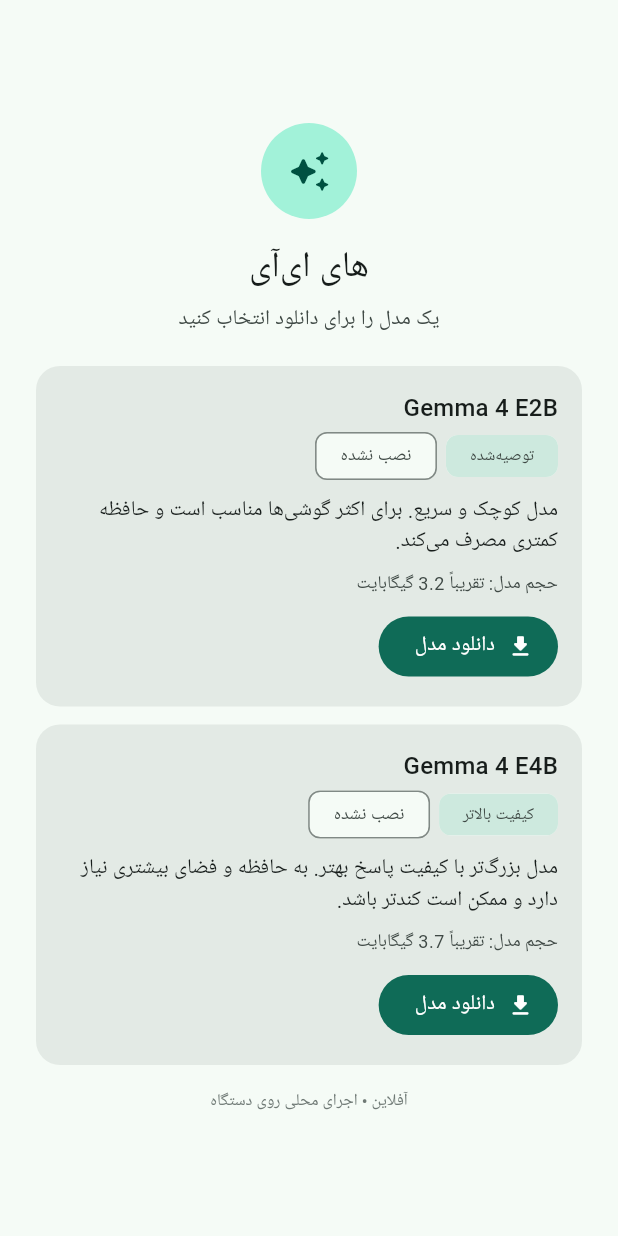
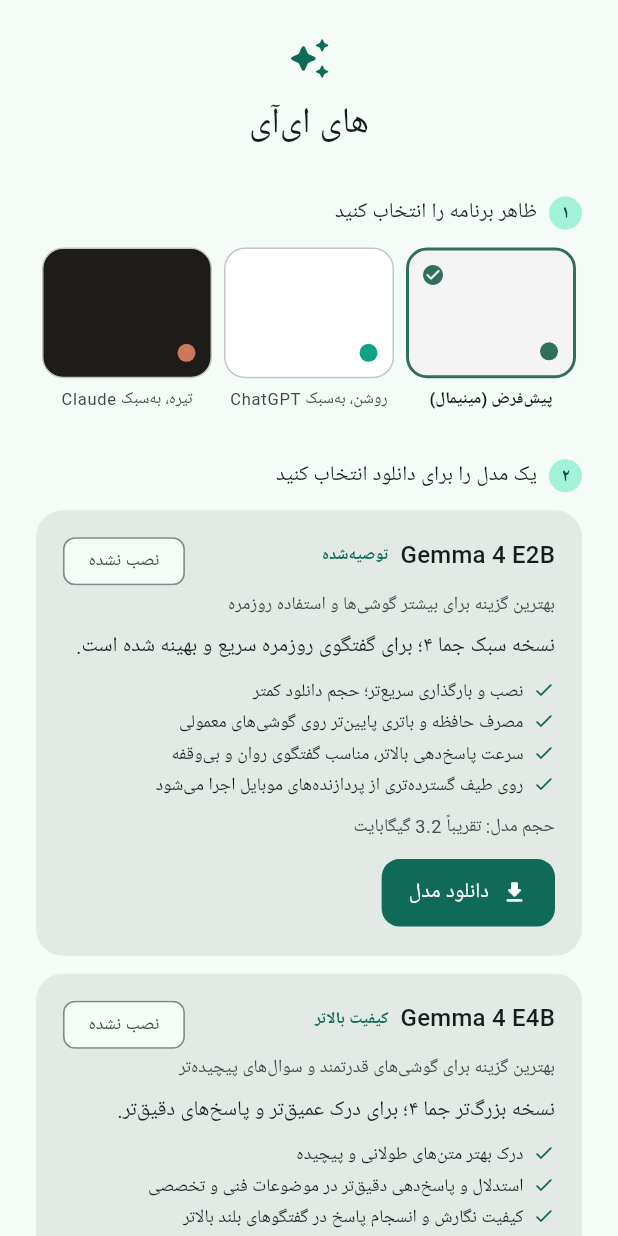
Before and after one commit to sahandse/High-Ai, a Flutter app: the screen it shows after launch, on a phone screen of 412 x 824 dp. Run offline on Flutter 3.47's test engine with Material 3 defaults, Android fonts, the phone set to English and light mode, and no system bars; our stand-ins replace dio, drift, drift_flutter, flutter_highlight, flutter_markdown_plus, flutter_riverpod and 2 more; missing offline and left inert: disk_space_plus; accounts and stored records are empty; generated files the repository leaves out were written again.

Commit message:
polish: calmer/more professional UI, richer model descriptions, theme-first onboarding
- Global button/appbar/divider theming moved off Material 3's default
  full-stadium buttons to a single moderate corner radius, used
  everywhere via FilledButton/OutlinedButton/TextButton/SegmentedButton
  themes — reads calmer and closer to the reference apps without
  cloning them.
- Settings screen grouped into a few quiet card sections instead of a
  flat list; generation settings (temperature/topK/topP/max tokens)
  moved into a collapsed "advanced" section so the main screen isn't a
  wall of sliders.
- ModelDefinition gained idealFor + advantages fields; both catalog
  models now carry an honest, concrete bullet list of trade-offs
  (speed/battery vs. quality/reasoning) instead of one generic
  sentence, shown directly on each model's card.
- Extracted the theme-preset swatch picker into a shared
  ThemePresetPicker widget and moved it to the top of the first-run
  setup screen as step 1 (before picking a model), so the user's look
  is decided before anything else — reused as-is in Settings.

```diff
--- a/lib/core/strings.dart
+++ b/lib/core/strings.dart
@@ -59,6 +59,7 @@ abstract final class Strings {
   static const invalidSettings = 'مقدار وارد شده نامعتبر است';
 
   // Models
+  static const pickThemeFirst = 'ظاهر برنامه را انتخاب کنید';
   static const chooseModel = 'یک مدل را برای دانلود انتخاب کنید';
   static const modelStatusNotInstalled = 'نصب نشده';
   static const modelStatusDownloading = 'در حال دانلود';
--- a/lib/features/models/widgets/model_card.dart
+++ b/lib/features/models/widgets/model_card.dart
@@ -10,9 +10,9 @@ import 'model_status_widgets.dart';
 /// One model's card in the picker — used by both the first-run onboarding
 /// gate and the Settings ▸ Models screen so the two never drift apart.
 ///
-/// Kept deliberately minimal (a title row, one line of description, a
-/// capability check, and the actions for whatever state the model is in)
-/// rather than a dense info-dump, per the "graphical but minimal" brief.
+/// A calm, minimal surface (no heavy chips or borders) that leads with the
+/// name and who the model suits, then a short, honest list of concrete
+/// advantages, then whatever action the model's current state calls for.
 class ModelCard extends ConsumerWidget {
   const ModelCard({super.key, required this.model, this.showDeleteAction = false});
 
@@ -35,60 +35,79 @@ class ModelCard extends ConsumerWidget {
         (model.defaultVariant.approximateSizeBytes / 1e9).toStringAsFixed(1);
 
     return Container(
-      padding: const EdgeInsets.all(16),
+      padding: const EdgeInsets.all(18),
       decoration: BoxDecoration(
         color: colorScheme.surfaceContainerHigh,
-        borderRadius: BorderRadius.circular(16),
+        borderRadius: BorderRadius.circular(18),
         border: isActive ? Border.all(color: colorScheme.primary, width: 1.5) : null,
       ),
       child: Column(
         crossAxisAlignment: CrossAxisAlignment.start,
         children: [
           Row(
+            crossAxisAlignment: CrossAxisAlignment.start,
             children: [
               Expanded(
+                child: Row(
+                  children: [
+                    Flexible(
                       child: Text(
                         model.displayName,
                         style: Theme.of(context).textTheme.titleMedium,
+                        overflow: TextOverflow.ellipsis,
                       ),
                     ),
-              if (isActive)
-                Padding(
-                  padding: const EdgeInsetsDirectional.only(start: 6),
-                  child: Icon(
-                    Icons.check_circle_rounded,
-                    size: 18,
+                    const SizedBox(width: 8),
+                    Text(
+                      model.badge,
+                      style: Theme.of(context).textTheme.labelSmall?.copyWith(
                         color: colorScheme.primary,
+                        fontWeight: FontWeight.w600,
                       ),
                     ),
+                    if (isActive) ...[
+                      const SizedBox(width: 6),
+                      Icon(Icons.check_circle_rounded, size: 16, color: colorScheme.primary),
+                    ],
                   ],
                 ),
-          const SizedBox(height: 4),
-          Wrap(
-            spacing: 6,
-            runSpacing: 6,
-            crossAxisAlignment: WrapCrossAlignment.center,
-            children: [
-              Chip(
-                label: Text(model.badge, style: const TextStyle(fontSize: 11)),
-                visualDensity: VisualDensity.compact,
-                materialTapTargetSize: MaterialTapTargetSize.shrinkWrap,
-                backgroundColor: colorScheme.secondaryContainer,
-                side: BorderSide.none,
               ),
               StatusChip(status: entry.status),
             ],
           ),
+          const SizedBox(height: 4),
+          Text(
+            model.idealFor,
+            style: Theme.of(
+              context,
+            ).textTheme.bodySmall?.copyWith(color: colorScheme.onSurfaceVariant),
+          ),
           const SizedBox(height: 10),
           Text(model.description, style: Theme.of(context).textTheme.bodyMedium),
-          const SizedBox(height: 8),
+          const SizedBox(height: 10),
+          ...model.advantages.map(
+            (advantage) => Padding(
+              padding: const EdgeInsets.only(bottom: 4),
+              child: Row(
+                crossAxisAlignment: CrossAxisAlignment.start,
+                children: [
+                  Icon(Icons.check_rounded, size: 15, color: colorScheme.primary),
+                  const SizedBox(width: 6),
+                  Expanded(
+                    child: Text(advantage, style: Theme.of(context).textTheme.bodySmall),
+                  ),
+                ],
+              ),
+            ),
+          ),
+          const SizedBox(height: 6),
           Text(
             '${Strings.modelSize}: تقریباً $sizeGb گیگابایت',
             style: Theme.of(
               context,
             ).textTheme.bodySmall?.copyWith(color: colorScheme.onSurfaceVariant),
           ),
-          const SizedBox(height: 10),
+          const SizedBox(height: 12),
           if (entry.status == ModelStatus.notInstalled ||
               entry.status == ModelStatus.paused)
             CapabilitySummary(modelId: model.id),
--- a/lib/features/onboarding/model_setup_screen.dart
+++ b/lib/features/onboarding/model_setup_screen.dart
@@ -1,25 +1,28 @@
 import 'package:flutter/material.dart';
+import 'package:flutter_riverpod/flutter_riverpod.dart';
 
 import '../../core/strings.dart';
 import '../../services/model_catalog.dart';
+import '../../services/settings_service.dart';
 import '../models/widgets/model_card.dart';
+import '../settings/widgets/theme_preset_picker.dart';
 
 /// First-run gate shown before the chat UI is reachable at all — mirrors
 /// Google AI Edge Gallery's "download a model before you can use the app"
 /// flow (see the Core Goal in the project brief). Rendered as a single
-/// minimal, centered, Persian/RTL screen listing every catalog model so the
-/// user picks and installs one themselves, rather than a multi-step wizard
-/// or a single hardcoded model.
+/// minimal, centered, Persian/RTL screen: pick a look, then pick and
+/// install a model, rather than a multi-step wizard.
 ///
 /// `HighAiApp` only mounts the router (and therefore the chat screen) once
 /// some model reaches `ModelStatus.loading` or `ModelStatus.loaded`; until
 /// then this screen owns the whole window.
-class ModelSetupScreen extends StatelessWidget {
+class ModelSetupScreen extends ConsumerWidget {
   const ModelSetupScreen({super.key});
 
   @override
-  Widget build(BuildContext context) {
+  Widget build(BuildContext context, WidgetRef ref) {
     final colorScheme = Theme.of(context).colorScheme;
+    final themePreset = ref.watch(themePresetProvider);
 
     return Scaffold(
       body: SafeArea(
@@ -31,36 +34,34 @@ class ModelSetupScreen extends StatelessWidget {
               child: Column(
                 mainAxisSize: MainAxisSize.min,
                 children: [
-                  Container(
-                    width: 64,
-                    height: 64,
-                    decoration: BoxDecoration(
-                      color: colorScheme.primaryContainer,
-                      shape: BoxShape.circle,
-                    ),
-                    child: Icon(
-                      Icons.auto_awesome_rounded,
-                      size: 30,
-                      color: colorScheme.onPrimaryContainer,
-                    ),
+                  Icon(Icons.auto_awesome_rounded, size: 30, color: colorScheme.primary),
+                  const SizedBox(height: 12),
+                  Text(Strings.appName, style: Theme.of(context).textTheme.headlineSmall),
+                  const SizedBox(height: 32),
+
+                  // Step 1 — appearance, decided before anything else so the
+                  // rest of setup (and the app) already looks the way the
+                  // user wants.
+                  _StepLabel(number: '۱', text: Strings.pickThemeFirst),
+                  const SizedBox(height: 12),
+                  ThemePresetPicker(
+                    selected: themePreset,
+                    onChanged: (preset) =>
+                        ref.read(themePresetProvider.notifier).setPreset(preset),
                   ),
-                  const SizedBox(height: 16),
-                  Text(Strings.appName, style: Theme.of(context).textTheme.headlineSmall),
-                  const SizedBox(height: 8),
-                  Text(
-                    Strings.chooseModel,
-                    textAlign: TextAlign.center,
-                    style: Theme.of(context).textTheme.bodyMedium?.copyWith(
-                      color: colorScheme.onSurfaceVariant,
-                    ),
-                  ),
-                  const SizedBox(height: 20),
+
+                  const SizedBox(height: 32),
+
+                  // Step 2 — pick and install a model.
+                  _StepLabel(number: '۲', text: Strings.chooseModel),
+                  const SizedBox(height: 12),
                   ...ModelCatalog.all.map(
                     (model) => Padding(
                       padding: const EdgeInsets.only(bottom: 12),
                       child: ModelCard(model: model),
                     ),
                   ),
+
                   const SizedBox(height: 4),
                   Text(
                     Strings.offlineIndicator,
@@ -77,3 +78,42 @@ class ModelSetupScreen extends StatelessWidget {
     );
   }
 }
+
+class _StepLabel extends StatelessWidget {
+  const _StepLabel({required this.number, required this.text});
+
+  final String number;
+  final String text;
+
+  @override
+  Widget build(BuildContext context) {
+    final colorScheme = Theme.of(context).colorScheme;
+    return Row(
+      children: [
+        Container(
+          width: 22,
+          height: 22,
+          alignment: Alignment.center,
+          decoration: BoxDecoration(color: colorScheme.primaryContainer, shape: BoxShape.circle),
+          child: Text(
+            number,
+            style: TextStyle(
+              fontSize: 12,
+              fontWeight: FontWeight.w600,
+              color: colorScheme.onPrimaryContainer,
+            ),
+          ),
+        ),
+        const SizedBox(width: 8),
+        Expanded(
+          child: Text(
+            text,
+            style: Theme.of(
+              context,
+            ).textTheme.bodyMedium?.copyWith(fontWeight: FontWeight.w500),
+          ),
+        ),
+      ],
+    );
+  }
+}
--- /dev/null
+++ b/lib/features/settings/widgets/theme_preset_picker.dart
@@ -0,0 +1,124 @@
+import 'package:flutter/material.dart';
+
+import '../../../app/theme.dart';
+import '../../../core/strings.dart';
+
+/// Minimal theme-swatch picker — each option is just its own background
+/// color with a small accent dot and a label, so the swatch itself is the
+/// preview instead of a separate decorative icon. Shared by the first-run
+/// setup screen and Settings ▸ Appearance.
+class ThemePresetPicker extends StatelessWidget {
+  const ThemePresetPicker({required this.selected, required this.onChanged, super.key});
+
+  final ThemePreset selected;
+  final ValueChanged<ThemePreset> onChanged;
+
+  static const _options = [
+    (ThemePreset.classic, Strings.themePresetClassic, Color(0xFF2F6F5E), Color(0xFFF4F4F5)),
+    (
+      ThemePreset.chatgptLight,
+      Strings.themePresetChatgptLight,
+      Color(0xFF10A37F),
+      Color(0xFFFFFFFF),
+    ),
+    (
+      ThemePreset.claudeDark,
+      Strings.themePresetClaudeDark,
+      Color(0xFFCC785C),
+      Color(0xFF1F1B18),
+    ),
+  ];
+
+  @override
+  Widget build(BuildContext context) {
+    return Row(
+      children: _options
+          .map(
+            (option) => Expanded(
+              child: Padding(
+                padding: const EdgeInsets.symmetric(horizontal: 4),
+                child: _Swatch(
+                  accent: option.$3,
+                  background: option.$4,
+                  label: option.$2,
+                  selected: option.$1 == selected,
+                  onTap: () => onChanged(option.$1),
+                ),
+              ),
+            ),
+          )
+          .toList(),
+    );
+  }
+}
+
+class _Swatch extends StatelessWidget {
+  const _Swatch({
+    required this.accent,
+    required this.background,
+    required this.label,
+    required this.selected,
+    required this.onTap,
+  });
+
+  final Color accent;
+  final Color background;
+  final String label;
+  final bool selected;
+  final VoidCallback onTap;
+
+  @override
+  Widget build(BuildContext context) {
+    final outline = Theme.of(context).colorScheme.outlineVariant;
+    return InkWell(
+      borderRadius: BorderRadius.circular(14),
+      onTap: onTap,
+      child: Column(
+        children: [
+          AspectRatio(
+            aspectRatio: 1.3,
+            child: Container(
+              decoration: BoxDecoration(
+                color: background,
+                borderRadius: BorderRadius.circular(14),
+                border: Border.all(color: selected ? accent : outline, width: selected ? 2 : 1),
+              ),
+              child: Stack(
+                children: [
+                  Positioned(
+                    right: 10,
+                    bottom: 10,
+                    child: Container(
+                      width: 12,
+                      height: 12,
+                      decoration: BoxDecoration(color: accent, shape: BoxShape.circle),
+                    ),
+                  ),
+                  if (selected)
+                    Positioned(
+                      left: 8,
+                      top: 8,
+                      child: Icon(Icons.check_circle_rounded, size: 16, color: accent),
+                    ),
+                ],
+              ),
+            ),
+          ),
+          const SizedBox(height: 6),
+          Text(
+            label,
+            textAlign: TextAlign.center,
+            maxLines: 1,
+            overflow: TextOverflow.ellipsis,
+            style: Theme.of(context).textTheme.labelSmall?.copyWith(
+              color: selected
+                  ? Theme.of(context).colorScheme.onSurface
+                  : Theme.of(context).colorScheme.onSurfaceVariant,
+              fontWeight: selected ? FontWeight.w600 : FontWeight.normal,
+            ),
+          ),
+        ],
+      ),
+    );
+  }
+}
--- a/lib/services/model_catalog.dart
+++ b/lib/services/model_catalog.dart
@@ -19,6 +19,8 @@ class ModelDefinition {
     required this.id,
     required this.displayName,
     required this.description,
+    required this.idealFor,
+    required this.advantages,
     required this.badge,
     required this.contextLength,
     required this.variants,
@@ -29,8 +31,14 @@ class ModelDefinition {
 
   final String displayName;
 
-  /// Short Persian description shown in the model picker.
+  /// One-line Persian summary shown right under the model name.
   final String description;
+
+  /// A short "بهترین گزینه برای..." line — who this model suits.
+  final String idealFor;
+
+  /// Concrete, honest advantages shown as a bullet list in the picker.
+  final List<String> advantages;
 
   /// Short Persian label, e.g. "توصیه‌شده" or "حرفه‌ای".
   final String badge;
@@ -52,8 +60,14 @@ abstract final class ModelCatalog {
   static const gemma4E2b = ModelDefinition(
     id: 'gemma-4-e2b',
     displayName: 'Gemma 4 E2B',
-    description:
-        'مدل کوچک و سریع. برای اکثر گوشی‌ها مناسب است و حافظه کمتری مصرف می‌کند.',
+    description: 'نسخه سبک جما ۴؛ برای گفتگوی روزمره سریع و بهینه شده است.',
+    idealFor: 'بهترین گزینه برای بیشتر گوشی‌ها و استفاده روزمره',
+    advantages: [
+      'نصب و بارگذاری سریع‌تر؛ حجم دانلود کمتر',
+      'مصرف حافظه و باتری پایین‌تر روی گوشی‌های معمولی',
+      'سرعت پاسخ‌دهی بالاتر، مناسب گفتگوی روان و بی‌وقفه',
+      'روی طیف گسترده‌تری از پردازنده‌های موبایل اجرا می‌شود',
+    ],
     badge: 'توصیه‌شده',
     contextLength: 8192,
     variants: [
@@ -78,8 +92,14 @@ abstract final class ModelCatalog {
   static const gemma4E4b = ModelDefinition(
     id: 'gemma-4-e4b',
     displayName: 'Gemma 4 E4B',
-    description:
-        'مدل بزرگ‌تر با کیفیت پاسخ بهتر. به حافظه و فضای بیشتری نیاز دارد و ممکن است کندتر باشد.',
+    description: 'نسخه بزرگ‌تر جما ۴؛ برای درک عمیق‌تر و پاسخ‌های دقیق‌تر.',
+    idealFor: 'بهترین گزینه برای گوشی‌های قدرتمند و سوال‌های پیچیده‌تر',
+    advantages: [
+      'درک بهتر متن‌های طولانی و پیچیده',
+      'استدلال و پاسخ‌دهی دقیق‌تر در موضوعات فنی و تخصصی',
+      'کیفیت نگارش و انسجام پاسخ در گفتگوهای بلند بالاتر',
+      'همان حریم خصوصی کامل و اجرای آفلاین، با کیفیتی بالاتر',
+    ],
     badge: 'کیفیت بالاتر',
     contextLength: 8192,
     variants: [
```
Also changed, not shown: lib/app/theme.dart (+37 -1 lines), lib/features/settings/settings_screen.dart (+53 -92 lines). Lines whose indentation alone changed are shown as unchanged.
